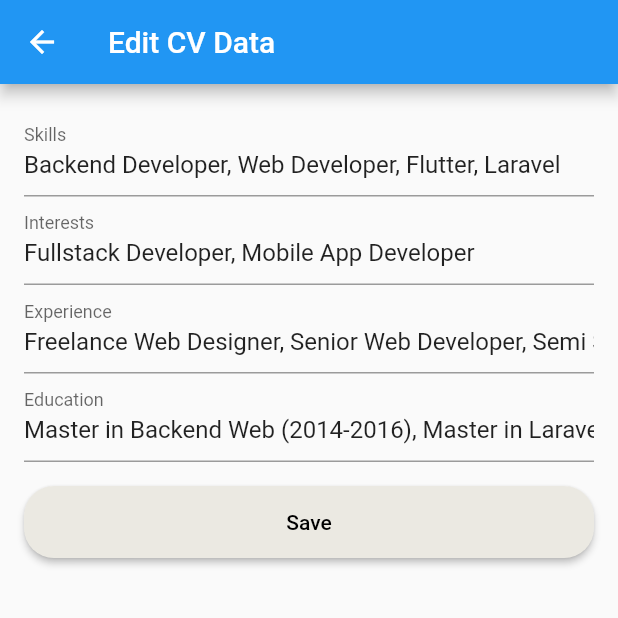
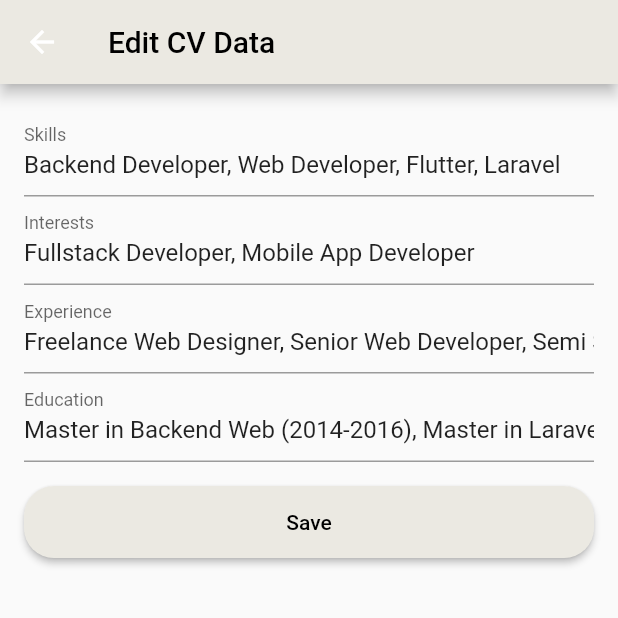
Before and after one commit to MrazTevin/View-CV, a Flutter app: the screen it shows after launch, scrolled down 871 dp, after a tap on "Edit", on a phone screen of 412 x 824 dp, the top half of it. Run offline on Flutter 3.47's test engine with Material 2 defaults, Android fonts, the phone set to English and light mode, and no system bars.

Commit message:
m: change text and app bar color

```diff
--- a/lib/pages/editing_page.dart
+++ b/lib/pages/editing_page.dart
@@ -41,7 +41,12 @@ void _saveCVData() {
   Widget build(BuildContext context) {
     return Scaffold(
       appBar: AppBar(
-        title: Text('Edit CV Data'),
+        title: Text('Edit CV Data',
+        style: TextStyle(
+          color: Colors.black,
+        ),
+        ),
+        backgroundColor: Color(0xffEBE9E2),
       ),
       body: Padding(
         padding: EdgeInsets.all(16.0),
```
